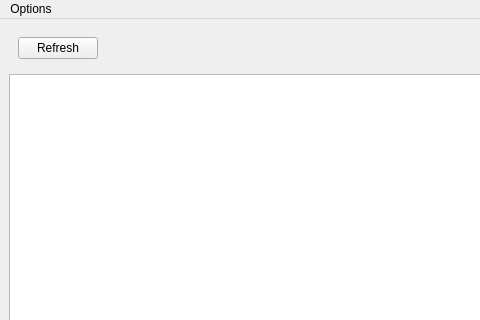
Qt form src/gui/mainwindow.ui (Destroyerrrocket/doomseeker-unofficial) before a commit; both pictures show x 0 to 480 and y 0 to 320 of the 796 by 600 pixel window.
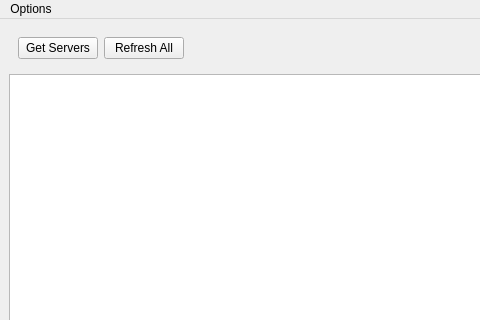
The same form after that commit. Custom widgets are drawn as their Qt base class.

Commit message: - Refresh button is now Get Servers button - Added Refresh All button which refreshes all servers visible on the list.

Patch:
```diff
--- a/src/gui/mainwindow.ui
+++ b/src/gui/mainwindow.ui
@@ -36,7 +36,14 @@
        <item>
         <widget class="QPushButton" name="btnRefresh">
          <property name="text">
-          <string>Refresh</string>
+          <string>Get Servers</string>
+         </property>
+        </widget>
+       </item>
+       <item>
+        <widget class="QPushButton" name="btnRefreshAll">
+         <property name="text">
+          <string>Refresh All</string>
          </property>
         </widget>
        </item>
```
Left out of the diff: 4 changed lines with no effect on the pictures. The commit also changes 5 other files.
